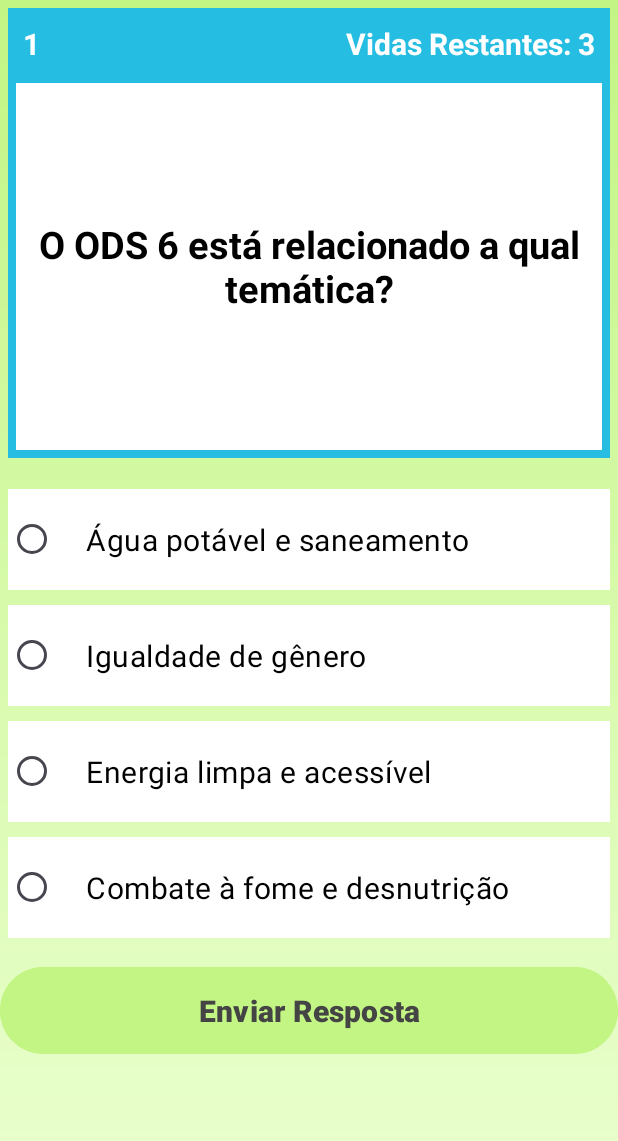
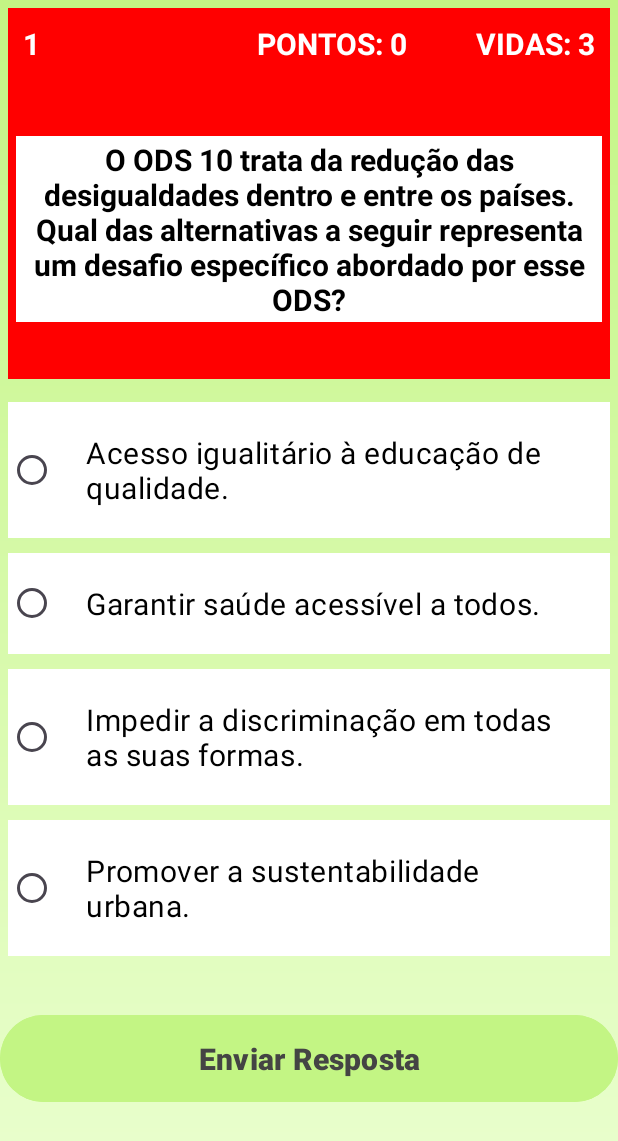
Before and after one commit to 2024-2-NCC3/Projeto4, an Android app: the gameplay screen opened directly, with no data from a screen before it, on a phone screen of 412 x 824 dp. Shown: the top 1141 px of the screen. Run offline under Robolectric (Android 15) with nearby library versions, the phone set to English and light mode, and no system bars; 2 statements that could not run were skipped.

Commit message:
criado sistema de pontos, necessito arrumar o xml de gameplay

```diff
--- a/src/frontend/app/src/main/java/br/fecap/pi/quizzods/gameplay.java
+++ b/src/frontend/app/src/main/java/br/fecap/pi/quizzods/gameplay.java
@@ -8,7 +8,7 @@ import android.widget.RadioGroup;
 import android.widget.RelativeLayout;
 import android.widget.TextView;
 import android.widget.Toast;
-import androidx.core.content.ContextCompat;
+import java.util.Collections;
 
 import androidx.activity.EdgeToEdge;
 import androidx.appcompat.app.AppCompatActivity;
@@ -26,6 +26,7 @@ public class gameplay extends AppCompatActivity {
     private int idRespostaCorreta = R.id.questao1;
     private TextView questaoNumero, questaoTexto;
     private TextView vidasRestantes;
+    private TextView pontos;
     private RelativeLayout quadradoODS;
 
 
@@ -114,8 +115,12 @@ public class gameplay extends AppCompatActivity {
                  1, 16)
     );
 
+
+    private int pontosTotais = 0;
+    private int sequencia = 0;
     private int numeroQuestao = 0;
     private int vidas = 3;
+
 
 
 
@@ -126,6 +131,7 @@ public class gameplay extends AppCompatActivity {
         EdgeToEdge.enable(this);
         setContentView(R.layout.activity_gameplay);
 
+        Collections.shuffle(questoes);
         divQuestoes = findViewById(R.id.divQuestoes);
         questao1 = findViewById(R.id.questao1);
         questao2 = findViewById(R.id.questao2);
@@ -134,6 +140,7 @@ public class gameplay extends AppCompatActivity {
         vidasRestantes = findViewById(R.id.vidasRestantes);
         questaoTexto = findViewById(R.id.questaoTexto);
         quadradoODS = findViewById(R.id.quadradoOds);
+        pontos = findViewById(R.id.pontos);
 
         questaoNumero = findViewById(R.id.questaoNumero);
         enviarResposta = findViewById(R.id.btnEnviarResposta);
@@ -152,9 +159,27 @@ public class gameplay extends AppCompatActivity {
             if (indiceRespostaSelecionada == questoes.get(numeroQuestao).getOpcaoCorreta()) {
                 Toast.makeText(this, "Resposta Correta!",Toast.LENGTH_SHORT).show();
                 findViewById(idRespostaSelecionada).setBackgroundColor(Color.GREEN);
-                numeroQuestao  = numeroQuestao+1;
+
+                sequencia++;
+
+                numeroQuestao  = numeroQuestao+1; //sistema de pontuação
+                sequencia++;
+                if(sequencia < 3){
+                    pontosTotais += 1;
+                }
+                else if(sequencia <= 5){
+                    pontosTotais += 3;
+                }
+                else if(sequencia <= 7){
+                    pontosTotais += 5;
+                }
+                else if(sequencia <= 10){
+                    pontosTotais += 10;
+                }
+
                 questaoNumero.setText("Questão " + numeroQuestao);
                 if(numeroQuestao < questoes.size()){
+                    pontos.setText("Pontos: " + pontosTotais);
                     new android.os.Handler().postDelayed(() -> {
                         retornarCores();
                         atualizarQuestao();
@@ -168,10 +193,11 @@ public class gameplay extends AppCompatActivity {
 
 
             }
-            else {
+            else { //Em caso de resposta errada
                 Toast.makeText(this, "Resposta Incorreta!",Toast.LENGTH_SHORT).show();
                 findViewById(idRespostaSelecionada).setBackgroundColor(Color.RED);
                 vidas -=1;
+                sequencia = 0;
                 vidasRestantes.setText("Vidas Restantes: " + vidas);
                 if(vidas == 0){
                     Toast.makeText(this, "Você Perdeu!",Toast.LENGTH_SHORT).show();
--- a/src/frontend/app/src/main/res/layout/activity_gameplay.xml
+++ b/src/frontend/app/src/main/res/layout/activity_gameplay.xml
@@ -1,139 +1,166 @@
 <?xml version="1.0" encoding="utf-8"?>
-<RelativeLayout xmlns:android="http://schemas.android.com/apk/res/android"
+<androidx.constraintlayout.widget.ConstraintLayout
+    xmlns:android="http://schemas.android.com/apk/res/android"
     xmlns:app="http://schemas.android.com/apk/res-auto"
     xmlns:tools="http://schemas.android.com/tools"
     android:id="@+id/main"
-    android:background="@drawable/app_background"
     android:layout_width="match_parent"
     android:layout_height="match_parent"
+    android:background="@drawable/app_background"
     tools:context="br.fecap.pi.quizzods.gameplay">
 
-    <RelativeLayout
+    <!-- Quadrado ODS -->
+    <androidx.constraintlayout.widget.ConstraintLayout
         android:id="@+id/quadradoOds"
-        android:layout_width="match_parent"
-        android:layout_height="300dp"
+        android:layout_width="0dp"
+        android:layout_height="0dp"
         android:layout_margin="5dp"
-        android:layout_alignParentTop="true"
-        android:background="#ff0000">
+        android:background="#ff0000"
+        app:layout_constraintTop_toTopOf="parent"
+        app:layout_constraintStart_toStartOf="parent"
+        app:layout_constraintEnd_toEndOf="parent"
+        app:layout_constraintHeight_percent="0.3">
+
 
         <TextView
             android:id="@+id/questaoNumero"
-            android:layout_width="match_parent"
-            android:layout_height="match_parent"
-            android:layout_alignParentStart="true"
+            android:layout_width="wrap_content"
+            android:layout_height="wrap_content"
+            android:padding="10dp"
             android:text="1"
             android:textColor="@color/white"
+            android:textSize="20sp"
             android:textStyle="bold"
+            app:layout_constraintTop_toTopOf="parent"
+            app:layout_constraintStart_toStartOf="parent" />
+
+
+        <TextView
+            android:id="@+id/pontos"
+            android:layout_width="wrap_content"
+            android:layout_height="wrap_content"
             android:padding="10dp"
-            android:textSize="20dp"
-            ></TextView>
+            android:text="PONTOS: 0"
+            android:textColor="@color/white"
+            android:textSize="20sp"
+            android:textStyle="bold"
+            app:layout_constraintTop_toTopOf="parent"
+            app:layout_constraintStart_toEndOf="@id/questaoNumero"
+            app:layout_constraintEnd_toEndOf="parent"
+            app:layout_constraintHorizontal_bias="0.5" />
+
 
         <TextView
             android:id="@+id/vidasRestantes"
             android:layout_width="wrap_content"
             android:layout_height="wrap_content"
             android:padding="10dp"
-            android:layout_alignParentEnd="true"
-            android:text="Vidas Restantes: 3"
+            android:text="VIDAS: 3"
             android:textColor="@color/white"
-            android:textSize="20dp"
-            android:textStyle="bold" />
+            android:textSize="20sp"
+            android:textStyle="bold"
+            app:layout_constraintTop_toTopOf="parent"
+            app:layout_constraintEnd_toEndOf="parent" />
 
-        <RelativeLayout
+
+        <androidx.constraintlayout.widget.ConstraintLayout
             android:id="@+id/quadradoQuestao"
-            android:layout_width="match_parent"
-            android:layout_height="match_parent"
-            android:layout_marginTop="50dp"
-            android:layout_marginLeft="5dp"
-            android:layout_marginRight="5dp"
-            android:layout_marginBottom="5dp"
-            android:background="@color/white">
+            android:layout_width="0dp"
+            android:layout_height="0dp"
+            android:layout_margin="5dp"
+            android:background="@color/white"
+            app:layout_constraintTop_toBottomOf="@+id/questaoNumero"
+            app:layout_constraintStart_toStartOf="parent"
+            app:layout_constraintEnd_toEndOf="parent"
+            app:layout_constraintBottom_toBottomOf="parent"
+            app:layout_constraintHeight_percent="0.5">
 
             <TextView
                 android:id="@+id/questaoTexto"
-                android:textColor="@color/black"
                 android:layout_width="wrap_content"
                 android:layout_height="wrap_content"
-                android:layout_centerHorizontal="true"
-                android:layout_centerVertical="true"
+                android:text=""
+                android:textAlignment="center"
+                android:textColor="@color/black"
+                android:textSize="20sp"
                 android:textStyle="bold"
-                android:textSize="25dp"
-                android:textAlignment="center"
+                app:layout_constraintTop_toTopOf="parent"
+                app:layout_constraintBottom_toBottomOf="parent"
+                app:layout_constraintStart_toStartOf="parent"
+                app:layout_constraintEnd_toEndOf="parent" />
+        </androidx.constraintlayout.widget.ConstraintLayout>
 
-                android:text=""
-                ></TextView>
-        </RelativeLayout>
+    </androidx.constraintlayout.widget.ConstraintLayout>
 
-
-    </RelativeLayout>
 
     <RadioGroup
         android:id="@+id/divQuestoes"
-        android:layout_width="match_parent"
+        android:layout_width="0dp"
         android:layout_height="wrap_content"
-        android:layout_below="@id/quadradoOds"
-        android:layout_marginTop="10dp"
-        android:padding="5dp">
+        android:padding="5dp"
+        app:layout_constraintTop_toBottomOf="@id/quadradoOds"
+        app:layout_constraintStart_toStartOf="parent"
+        app:layout_constraintEnd_toEndOf="parent"
+        android:layout_marginTop="10dp">
 
         <RadioButton
             android:id="@+id/questao1"
             android:layout_width="match_parent"
             android:layout_height="wrap_content"
+            android:layout_marginBottom="10dp"
+            android:background="@color/white"
             android:padding="20dp"
-            android:background="@color/white"
-            android:layout_marginBottom="10dp"
-            android:textSize="20dp"
+            android:text=""
             android:textColor="@color/black"
-            android:text=""
-            />
+            android:textSize="20sp" />
 
         <RadioButton
             android:id="@+id/questao2"
             android:layout_width="match_parent"
             android:layout_height="wrap_content"
+            android:layout_marginBottom="10dp"
+            android:background="@color/white"
             android:padding="20dp"
+            android:text=""
             android:textColor="@color/black"
-            android:background="@color/white"
-            android:layout_marginBottom="10dp"
-            android:textSize="20dp"
-            android:text=""
-            />
+            android:textSize="20sp" />
 
         <RadioButton
             android:id="@+id/questao3"
             android:layout_width="match_parent"
             android:layout_height="wrap_content"
+            android:layout_marginBottom="10dp"
+            android:background="@color/white"
             android:padding="20dp"
+            android:text=""
             android:textColor="@color/black"
-            android:background="@color/white"
-            android:layout_marginBottom="10dp"
-            android:textSize="20dp"
-            android:text=""
-            />
+            android:textSize="20sp" />
 
         <RadioButton
             android:id="@+id/questao4"
             android:layout_width="match_parent"
             android:layout_height="wrap_content"
+            android:layout_marginBottom="10dp"
+            android:background="#fff"
             android:padding="20dp"
-            android:background="#fff"
-            android:layout_marginBottom="10dp"
-            android:textSize="20dp"
+            android:text=""
             android:textColor="@color/black"
-            android:text=""
-            />
+            android:textSize="20sp" />
     </RadioGroup>
 
     <Button
         android:id="@+id/btnEnviarResposta"
-        android:layout_width="match_parent"
+        android:layout_width="0dp"
         android:layout_height="wrap_content"
-        android:layout_below="@id/divQuestoes"
+        android:padding="15dp"
+        android:text="Enviar Resposta"
+        android:textColor="#444"
+        android:textSize="20sp"
         android:textStyle="bold"
-        android:textSize="20dp"
-        android:padding="15dp"
-        android:textColor="#444"
         android:backgroundTint="#c3f584"
-        android:text="Enviar Resposta"
-        />
-</RelativeLayout>
+        app:layout_constraintTop_toBottomOf="@id/divQuestoes"
+        app:layout_constraintStart_toStartOf="parent"
+        app:layout_constraintEnd_toEndOf="parent"
+        android:layout_marginTop="20dp" />
+
+</androidx.constraintlayout.widget.ConstraintLayout>
```
